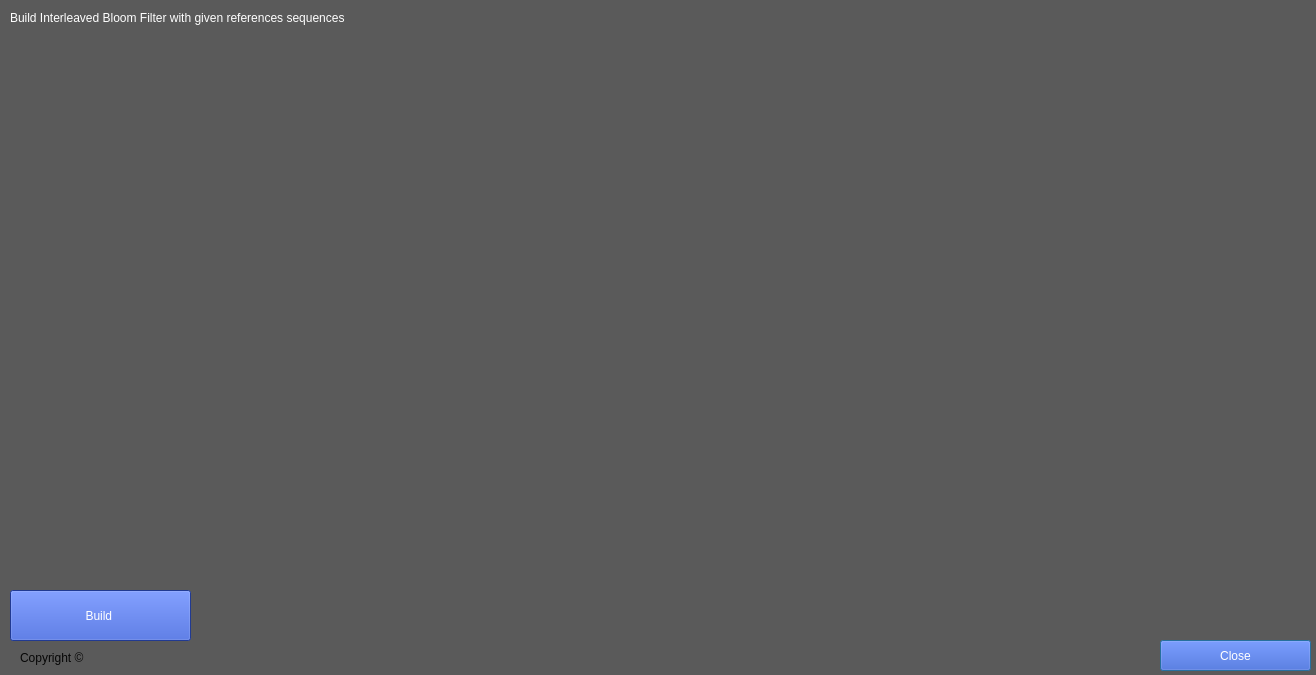
This is src/main/ui/ibf_mainwindow.ui in JensUweUlrich/ReadBouncer as Qt 5 draws it before an edit. The edited form follows.
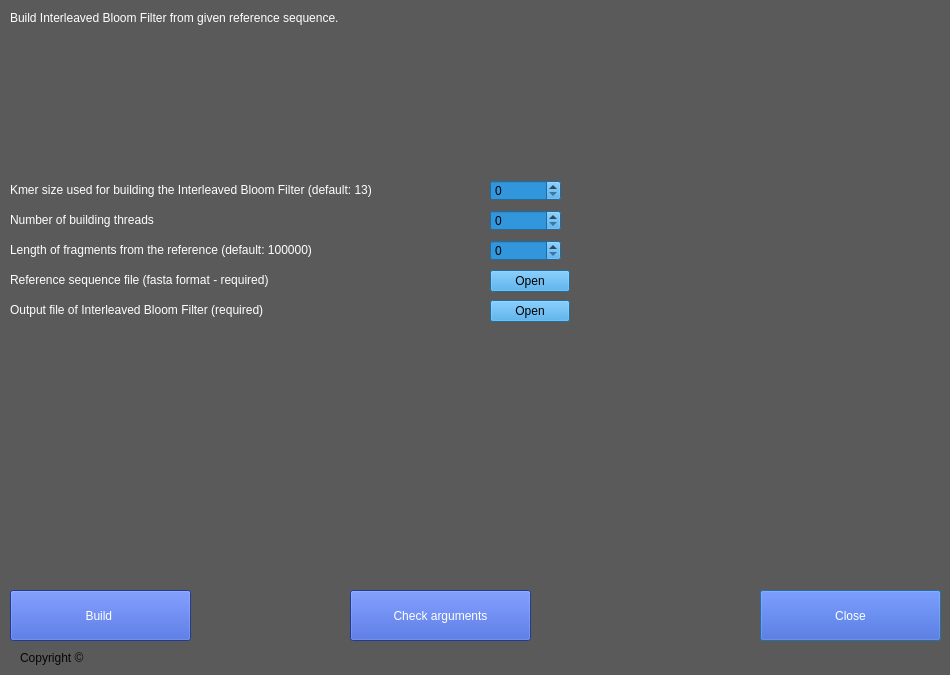
This is the edited form.

Commit message: IBF window

Diff of the .ui file:
```diff
--- a/src/main/ui/ibf_mainwindow.ui
+++ b/src/main/ui/ibf_mainwindow.ui
@@ -6,7 +6,7 @@
    <rect>
     <x>0</x>
     <y>0</y>
-    <width>1316</width>
+    <width>950</width>
     <height>675</height>
    </rect>
   </property>
@@ -19,10 +19,10 @@
   <widget class="QPushButton" name="pushButton_2">
    <property name="geometry">
     <rect>
-     <x>1160</x>
-     <y>640</y>
-     <width>151</width>
-     <height>31</height>
+     <x>760</x>
+     <y>590</y>
+     <width>181</width>
+     <height>51</height>
     </rect>
    </property>
    <property name="styleSheet">
@@ -65,7 +65,7 @@
 color:rgb(255, 255, 255)</string>
    </property>
    <property name="text">
-    <string>Build Interleaved Bloom Filter with given references sequences</string>
+    <string>Build Interleaved Bloom Filter from given reference sequence. </string>
    </property>
   </widget>
   <widget class="QPushButton" name="pushButton_3">
@@ -87,6 +87,188 @@
     <string>Build </string>
    </property>
   </widget>
+  <widget class="QSpinBox" name="spinBox">
+   <property name="geometry">
+    <rect>
+     <x>490</x>
+     <y>180</y>
+     <width>71</width>
+     <height>21</height>
+    </rect>
+   </property>
+   <property name="styleSheet">
+    <string notr="true">color: rgb(78, 260, 150);
+background-color: rgb(50, 150, 220);</string>
+   </property>
+  </widget>
+  <widget class="QSpinBox" name="spinBox_2">
+   <property name="geometry">
+    <rect>
+     <x>490</x>
+     <y>210</y>
+     <width>71</width>
+     <height>21</height>
+    </rect>
+   </property>
+   <property name="styleSheet">
+    <string notr="true">color: rgb(78, 260, 150);
+background-color: rgb(50, 150, 220);</string>
+   </property>
+  </widget>
+  <widget class="QSpinBox" name="spinBox_3">
+   <property name="geometry">
+    <rect>
+     <x>490</x>
+     <y>240</y>
+     <width>71</width>
+     <height>21</height>
+    </rect>
+   </property>
+   <property name="styleSheet">
+    <string notr="true">color: rgb(78, 260, 150);
+background-color: rgb(50, 150, 220);</string>
+   </property>
+  </widget>
+  <widget class="QLabel" name="label_3">
+   <property name="geometry">
+    <rect>
+     <x>10</x>
+     <y>180</y>
+     <width>461</width>
+     <height>20</height>
+    </rect>
+   </property>
+   <property name="styleSheet">
+    <string notr="true">color: rgb(255, 255, 255);
+font: 75 10pt &quot;MS Shell Dlg 2&quot;;</string>
+   </property>
+   <property name="text">
+    <string>Kmer size used for building the Interleaved Bloom Filter (default: 13)</string>
+   </property>
+  </widget>
+  <widget class="QLabel" name="label_4">
+   <property name="geometry">
+    <rect>
+     <x>10</x>
+     <y>210</y>
+     <width>461</width>
+     <height>20</height>
+    </rect>
+   </property>
+   <property name="styleSheet">
+    <string notr="true">color: rgb(255, 255, 255);
+font: 75 10pt &quot;MS Shell Dlg 2&quot;;</string>
+   </property>
+   <property name="text">
+    <string>Number of building threads</string>
+   </property>
+  </widget>
+  <widget class="QLabel" name="label_5">
+   <property name="geometry">
+    <rect>
+     <x>10</x>
+     <y>240</y>
+     <width>461</width>
+     <height>20</height>
+    </rect>
+   </property>
+   <property name="styleSheet">
+    <string notr="true">color: rgb(255, 255, 255);
+font: 75 10pt &quot;MS Shell Dlg 2&quot;;</string>
+   </property>
+   <property name="text">
+    <string>Length of fragments from the reference (default: 100000)</string>
+   </property>
+  </widget>
+  <widget class="QLabel" name="label_7">
+   <property name="geometry">
+    <rect>
+     <x>10</x>
+     <y>270</y>
+     <width>461</width>
+     <height>20</height>
+    </rect>
+   </property>
+   <property name="styleSheet">
+    <string notr="true">color: rgb(255, 255, 255);
+font: 75 10pt &quot;MS Shell Dlg 2&quot;;</string>
+   </property>
+   <property name="text">
+    <string>Reference sequence file (fasta format - required)</string>
+   </property>
+  </widget>
+  <widget class="QLabel" name="label_8">
+   <property name="geometry">
+    <rect>
+     <x>10</x>
+     <y>300</y>
+     <width>461</width>
+     <height>20</height>
+    </rect>
+   </property>
+   <property name="styleSheet">
+    <string notr="true">color: rgb(255, 255, 255);
+font: 75 10pt &quot;MS Shell Dlg 2&quot;;</string>
+   </property>
+   <property name="text">
+    <string>Output file of Interleaved Bloom Filter (required)</string>
+   </property>
+  </widget>
+  <widget class="QPushButton" name="pushButton">
+   <property name="geometry">
+    <rect>
+     <x>490</x>
+     <y>270</y>
+     <width>80</width>
+     <height>22</height>
+    </rect>
+   </property>
+   <property name="styleSheet">
+    <string notr="true">color: rgb(78, 260, 150);
+background-color: rgb(50, 150, 220);
+font: 75 10pt &quot;MS Shell Dlg 2&quot;;</string>
+   </property>
+   <property name="text">
+    <string>Open</string>
+   </property>
+  </widget>
+  <widget class="QPushButton" name="pushButton_4">
+   <property name="geometry">
+    <rect>
+     <x>490</x>
+     <y>300</y>
+     <width>80</width>
+     <height>22</height>
+    </rect>
+   </property>
+   <property name="styleSheet">
+    <string notr="true">color: rgb(78, 260, 150);
+background-color: rgb(50, 150, 220);
+font: 75 10pt &quot;MS Shell Dlg 2&quot;;</string>
+   </property>
+   <property name="text">
+    <string>Open</string>
+   </property>
+  </widget>
+  <widget class="QPushButton" name="pushButton_6">
+   <property name="geometry">
+    <rect>
+     <x>350</x>
+     <y>590</y>
+     <width>181</width>
+     <height>51</height>
+    </rect>
+   </property>
+   <property name="styleSheet">
+    <string notr="true">background-color: rgb(46, 81, 204);
+color: rgb(255, 255, 255);
+font: 75 10pt &quot;MS Shell Dlg 2&quot;;
+border-color: rgb(170, 255, 0);</string>
+   </property>
+   <property name="text">
+    <string>Check arguments</string>
+   </property>
+  </widget>
   <action name="actionAbout">
    <property name="text">
     <string>About</string>
```
The commit also changes 2 other files.
